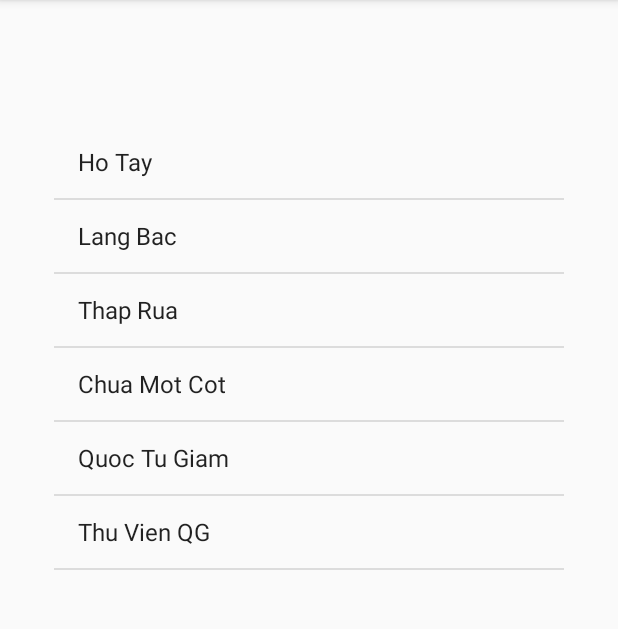
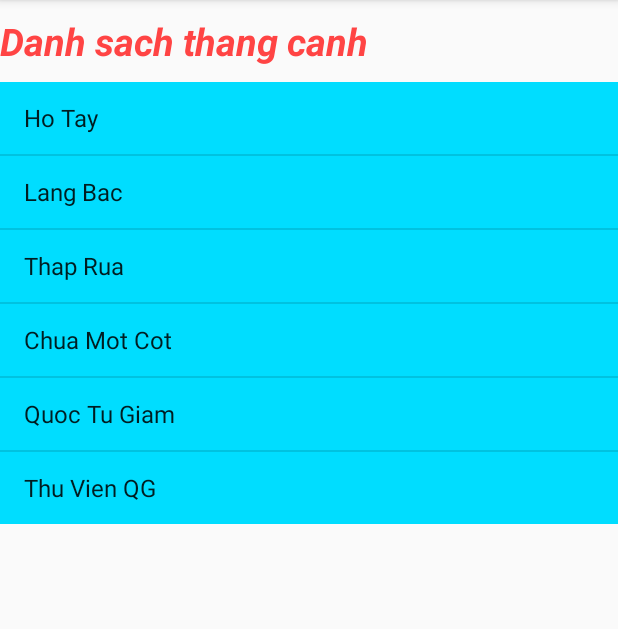
Before and after one commit to 2VuT/bai_tap_android, an Android app: the screen it shows after launch (MainActivity), on a phone screen of 412 x 824 dp, the part 84-713 px from its top. Run offline under Robolectric (Android 15) with nearby library versions, the phone set to English and light mode, and no system bars.

```diff
--- a/app/src/main/res/layout/activity_main.xml
+++ b/app/src/main/res/layout/activity_main.xml
@@ -6,9 +6,24 @@
     android:layout_height="match_parent"
     tools:context=".MainActivity">
 
+    <TextView
+        android:id="@+id/textView3"
+        android:layout_width="wrap_content"
+        android:layout_height="wrap_content"
+        android:textSize="25sp"
+        android:textColor="@android:color/holo_red_light"
+        android:layout_marginTop="10dp"
+        android:textStyle="bold|italic"
+        android:gravity="center"
+        android:text="Danh sach thang canh" />
+
     <ListView
+        android:layout_marginTop="10dp"
+        android:layout_below="@+id/textView3"
         android:id="@+id/location_list"
-        android:layout_width="340dp"
-        android:layout_height="599dp"
-        android:layout_centerInParent="true" />
+        android:layout_width="match_parent"
+        android:layout_height="wrap_content"
+        android:background="@android:color/holo_blue_bright"
+        android:textAlignment="center" >
+    </ListView>
 </android.widget.RelativeLayout>
```
Also changed, not shown: app/src/main/res/layout/show_item.xml (added, +28 -0 lines).
